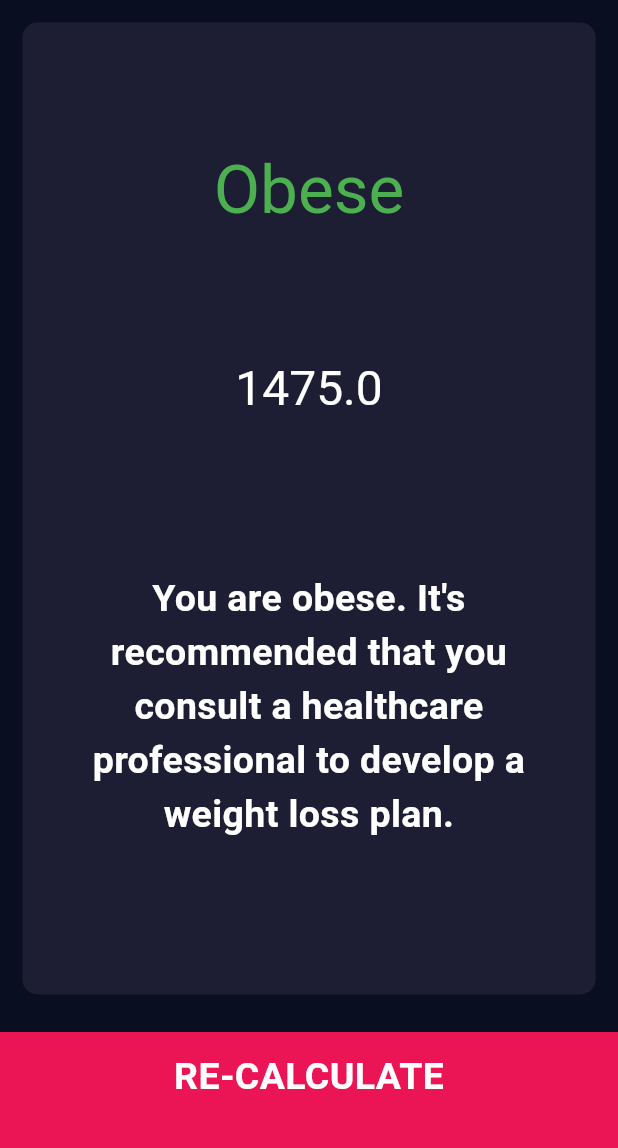
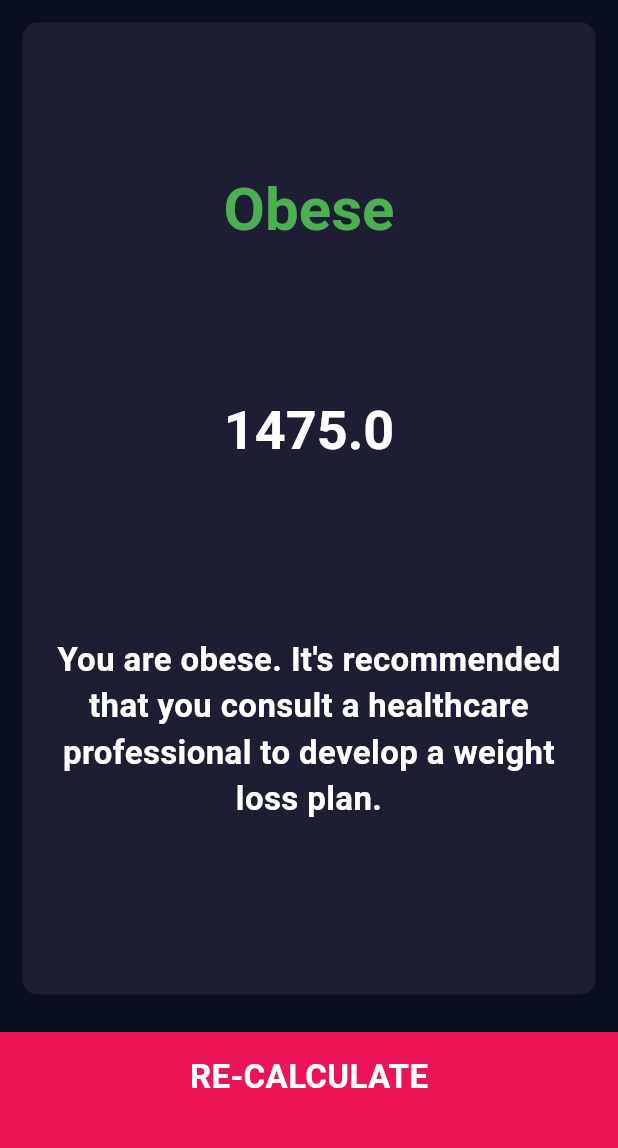
Before and after one commit to lovelyn2001/Bmi, a Flutter app: the screen it shows after launch, after a tap on "CALCULATE", on a phone screen of 412 x 824 dp, the part 84-1232 px from its top. Run offline on Flutter 3.47's test engine with Material 3 defaults, Android fonts, the phone set to English and light mode, and no system bars; our stand-ins replace font_awesome_flutter.

Commit message:
Bmi app done

```diff
--- a/lib/main.dart
+++ b/lib/main.dart
@@ -1,3 +1,9 @@
+// Entry point for the BMI Calculator app
+// Main application widget
+// Build the MaterialApp with custom dark theme and home page
+// Custom text styles for the app
+// Custom slider theme for height selection
+// Set InputPage as the home screen
 import 'package:flutter/material.dart';
 import 'package:xylophone_app/screens/input_page.dart';
 import 'package:xylophone_app/constants.dart';
@@ -16,17 +22,26 @@ class BmiCalculator extends StatelessWidget {
         colorScheme: ColorScheme.dark().copyWith(surface: Color(0xFF0A0E21)),
         scaffoldBackgroundColor: Color(0xFF0A0E21),
         textTheme: TextTheme(
-          displayMedium: TextStyle(color: Colors.green),
           bodySmall: TextStyle(color: Color(0XFF8D8E98), fontSize: 18.0),
+          bodyMedium: TextStyle(
+            color: Colors.white,
+            fontSize: 22.0,
+            fontWeight: FontWeight.bold,
+          ),
+          headlineLarge: TextStyle(
+            color: Colors.green,
+            fontSize: 40.0,
+            fontWeight: FontWeight.bold,
+          ),
+          headlineMedium: TextStyle(
+            color: Colors.white,
+            fontSize: 36.0,
+            fontWeight: FontWeight.bold,
+          ),
           bodyLarge: TextStyle(
             color: Colors.white,
             fontSize: 50.0,
             fontWeight: FontWeight.w900,
-          ),
-          bodyMedium: TextStyle(
-            color: Colors.white,
-            fontSize: 25.0,
-            fontWeight: FontWeight.bold,
           ),
         ),
         sliderTheme: SliderTheme.of(context).copyWith(
--- a/lib/screens/result_screen.dart
+++ b/lib/screens/result_screen.dart
@@ -34,9 +34,9 @@ class ResultScreen extends StatelessWidget {
                 children: [
                   Text(
                     category,
-                    style: Theme.of(context).textTheme.displayMedium,
+                    style: Theme.of(context).textTheme.headlineLarge,
                   ),
-                  Text(bmi, style: Theme.of(context).textTheme.headlineLarge),
+                  Text(bmi, style: Theme.of(context).textTheme.headlineMedium),
                   Padding(
                     padding: const EdgeInsets.all(16.0),
                     child: Text(message, textAlign: TextAlign.center),
```
Also changed, not shown: 1 other file.
